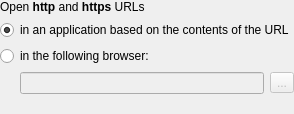
The window that kcms/componentchooser/browserconfig_ui.ui (KDE/plasma-workspace) describes before a commit, drawn with Qt 5.
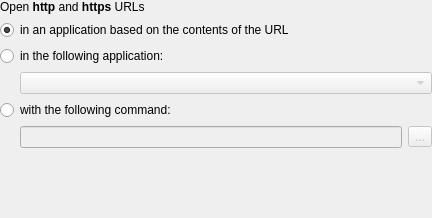
The same window after the commit. Custom widgets are drawn as their Qt base class.

Commit message:
[Component Chooser] Add ComboBox with browsers
This makes the dialog more user-friendly by providing a ComboBox with applications that provide the
"WebBrowser" category instead of only providing a "guess contents" and "custom command" text field.

Diff of the .ui file:
```diff
--- a/kcms/componentchooser/browserconfig_ui.ui
+++ b/kcms/componentchooser/browserconfig_ui.ui
@@ -2,6 +2,14 @@
 <ui version="4.0">
  <class>BrowserConfig_UI</class>
  <widget class="QWidget" name="BrowserConfig_UI">
+  <property name="geometry">
+   <rect>
+    <x>0</x>
+    <y>0</y>
+    <width>432</width>
+    <height>218</height>
+   </rect>
+  </property>
   <layout class="QVBoxLayout" name="verticalLayout">
    <property name="margin">
     <number>0</number>
@@ -23,10 +31,44 @@
      </property>
     </widget>
    </item>
+   <item>
+    <widget class="QRadioButton" name="radioService">
+     <property name="text">
+      <string>in the following application:</string>
+     </property>
+    </widget>
+   </item>
+   <item>
+    <layout class="QHBoxLayout" name="horizontalLayout">
+     <item>
+      <spacer name="horizontalSpacer">
+       <property name="orientation">
+        <enum>Qt::Horizontal</enum>
+       </property>
+       <property name="sizeType">
+        <enum>QSizePolicy::Fixed</enum>
+       </property>
+       <property name="sizeHint" stdset="0">
+        <size>
+         <width>20</width>
+         <height>0</height>
+        </size>
+       </property>
+      </spacer>
+     </item>
+     <item>
+      <widget class="QComboBox" name="browserCombo">
+       <property name="enabled">
+        <bool>false</bool>
+       </property>
+      </widget>
+     </item>
+    </layout>
+   </item>
    <item>
     <widget class="QRadioButton" name="radioExec">
      <property name="text">
-      <string>in the following browser:</string>
+      <string>with the following command:</string>
      </property>
     </widget>
    </item>
```
Left out of the diff: 31 changed lines with no effect on the pictures. The commit also changes 1 other file.
